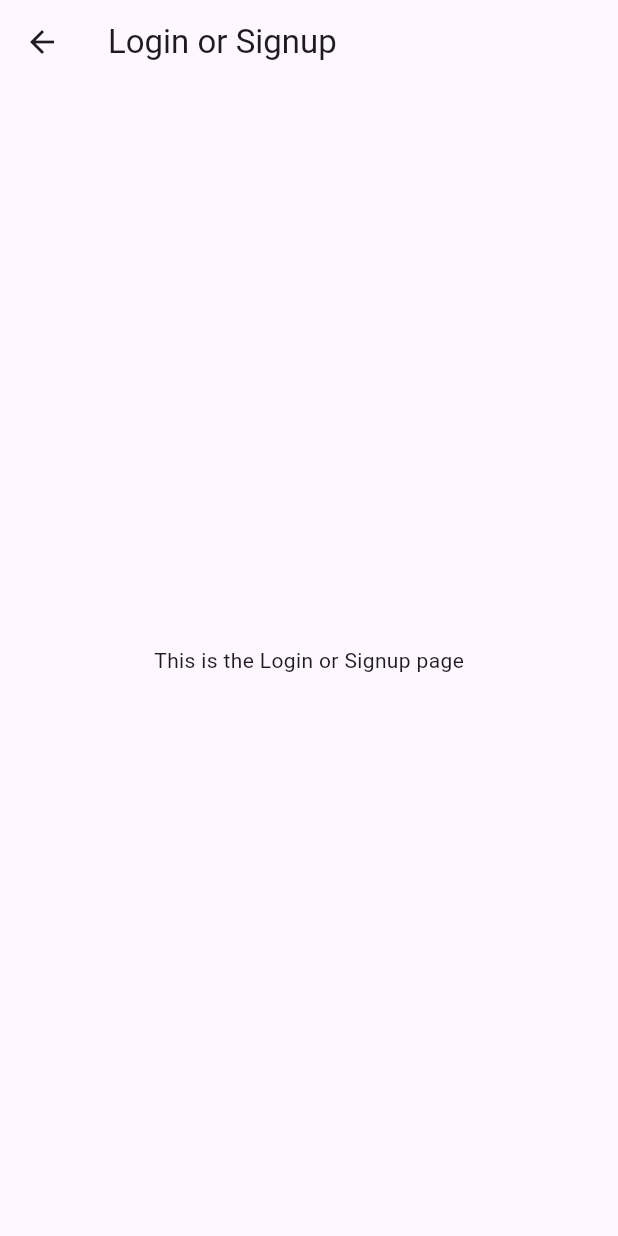
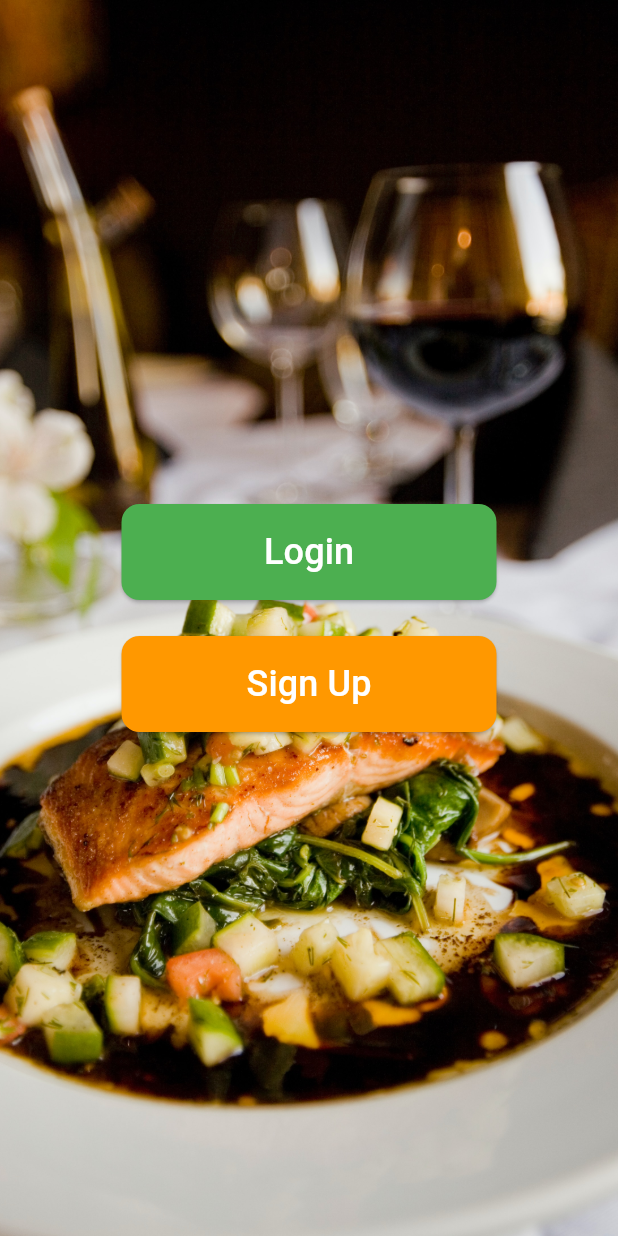
Before and after one commit to SethMegbetor/Food_Ivoire, a Flutter app: the screen it shows after launch, after a tap on "Get Started", on a phone screen of 412 x 824 dp. Run offline on Flutter 3.47's test engine with Material 2 defaults, Android fonts, the phone set to English and light mode, and no system bars.

Commit message:
add the login page

```diff
--- a/lib/login_or_signup.dart
+++ /dev/null
@@ -1,15 +0,0 @@
-import 'package:flutter/material.dart';
-
-class LoginOrSignupPage extends StatelessWidget {
-  @override
-  Widget build(BuildContext context) {
-    return Scaffold(
-      appBar: AppBar(
-        title: Text('Login or Signup'),
-      ),
-      body: Center(
-        child: Text('This is the Login or Signup page'),
-      ),
-    );
-  }
-}
--- a/lib/main.dart
+++ b/lib/main.dart
@@ -1,5 +1,5 @@
 import 'package:flutter/material.dart';
-import 'login_or_signup.dart';
+import 'pages/login_or_signup.dart';
 
 void main() {
   runApp(const MyApp());
--- /dev/null
+++ b/lib/pages/login_or_signup.dart
@@ -0,0 +1,74 @@
+import 'package:flutter/material.dart';
+
+import 'login.dart';
+
+class LoginOrSignupPage extends StatelessWidget {
+  @override
+  Widget build(BuildContext context) {
+    return Scaffold(
+      // appBar: AppBar(
+      //   title: Text('Login or Signup'),
+      // ),
+      body: Container(
+        decoration: BoxDecoration(
+          image: DecorationImage(
+            image: AssetImage('assets/get_started_background.jpg'),
+            fit: BoxFit.cover,
+          ),
+        ),
+        child: Center(
+          child: Column(
+            mainAxisAlignment: MainAxisAlignment.center,
+            children: [
+              ElevatedButton(
+                onPressed: () {
+                  Navigator.push(
+                    context,
+                    MaterialPageRoute(
+                      builder: (context) => LoginPage(),
+                    ),
+                  );
+                },
+                style: ElevatedButton.styleFrom(
+                  backgroundColor: Colors.green,
+                  minimumSize: Size(250, 64), // Set width and height
+                  shape: RoundedRectangleBorder(
+                    borderRadius:
+                        BorderRadius.circular(12), // Set border radius
+                  ),
+                ),
+                child: Text(
+                  'Login',
+                  style: TextStyle(color: Colors.white, fontSize: 24),
+                ),
+              ),
+              SizedBox(height: 24),
+              ElevatedButton(
+                onPressed: () {
+                  Navigator.push(
+                    context,
+                    MaterialPageRoute(
+                      builder: (context) => LoginPage(),
+                    ),
+                  );
+                },
+                style: ElevatedButton.styleFrom(
+                  backgroundColor: Colors.orange,
+                  minimumSize: Size(250, 64), // Set width and height
+                  shape: RoundedRectangleBorder(
+                    borderRadius:
+                        BorderRadius.circular(12), // Set border radius
+                  ),
+                ),
+                child: Text(
+                  'Sign Up',
+                  style: TextStyle(color: Colors.white, fontSize: 24),
+                ),
+              ),
+            ],
+          ),
+        ),
+      ),
+    );
+  }
+}
```
Also changed, not shown: lib/pages/login.dart (added, +52 -0 lines), lib/pages/signup.dart (added).
